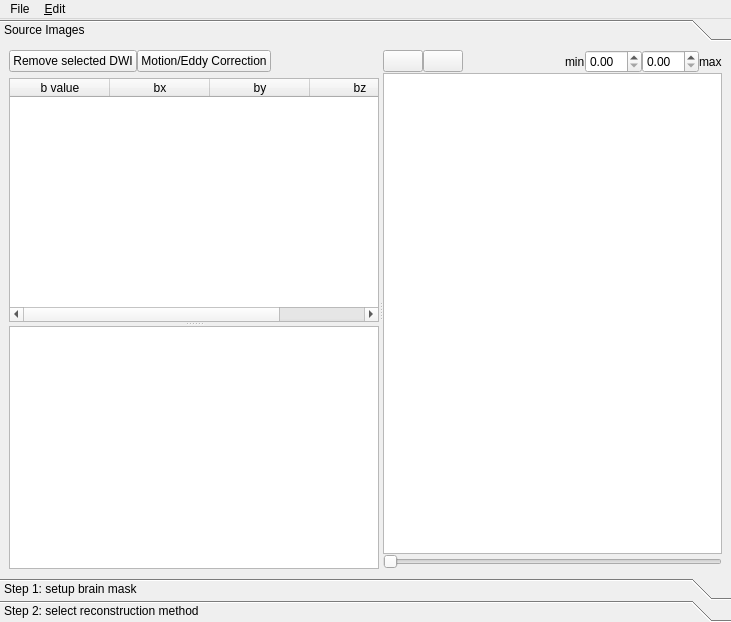
Qt form reconstruction/reconstruction_window.ui (frankyeh/DSI-Studio) before a commit.
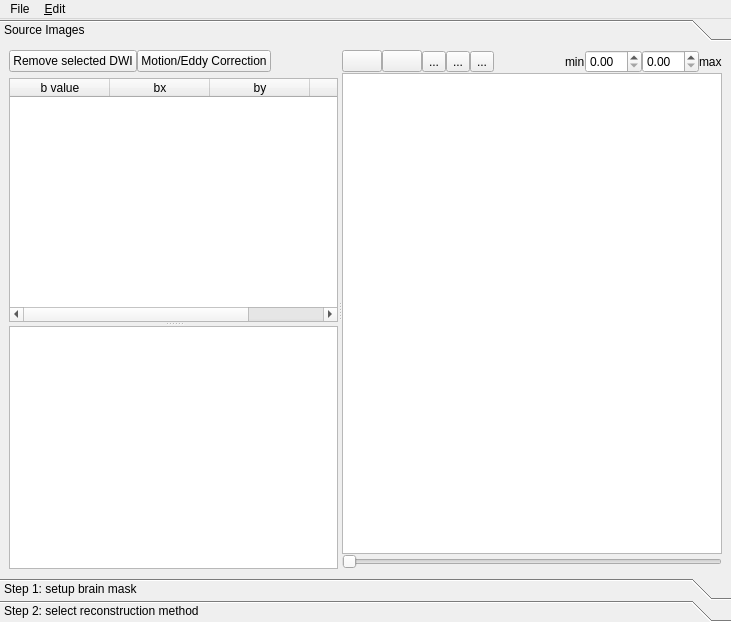
The same form after that commit. The open tabs and pages were chosen to show the change. Icons and pictures are not drawn.

Commit message: [view] allow checking SRC in sagittal view

The edit to the form file:
```diff
--- a/reconstruction/reconstruction_window.ui
+++ b/reconstruction/reconstruction_window.ui
@@ -287,6 +287,39 @@
                 </property>
                </widget>
               </item>
+              <item>
+               <widget class="QToolButton" name="SagView">
+                <property name="text">
+                 <string>...</string>
+                </property>
+                <property name="icon">
+                 <iconset resource="../icons.qrc">
+                  <normaloff>:/icons/icons/sag.xpm</normaloff>:/icons/icons/sag.xpm</iconset>
+                </property>
+               </widget>
+              </item>
+              <item>
+               <widget class="QToolButton" name="CorView">
+                <property name="text">
+                 <string>...</string>
+                </property>
+                <property name="icon">
+                 <iconset resource="../icons.qrc">
+                  <normaloff>:/icons/icons/coronal.xpm</normaloff>:/icons/icons/coronal.xpm</iconset>
+                </property>
+               </widget>
+              </item>
+              <item>
+               <widget class="QToolButton" name="AxiView">
+                <property name="text">
+                 <string>...</string>
+                </property>
+                <property name="icon">
+                 <iconset resource="../icons.qrc">
+                  <normaloff>:/icons/icons/axial.xpm</normaloff>:/icons/icons/axial.xpm</iconset>
+                </property>
+               </widget>
+              </item>
               <item>
                <spacer name="horizontalSpacer_4">
                 <property name="orientation">
```
Left out of the diff: 2 changed lines with no effect on the pictures. The commit also changes 11 other files.
